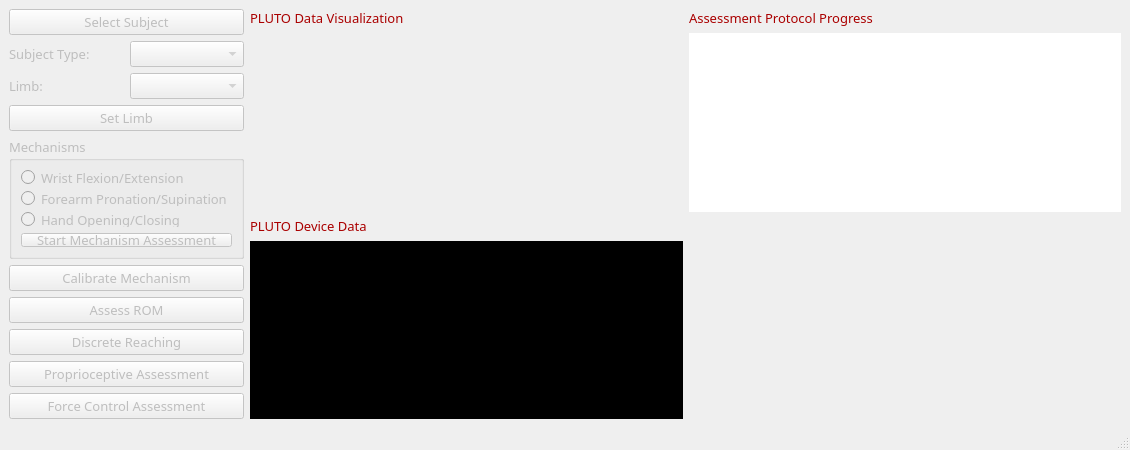
The window that ui/plutofullassessment.ui (siva82kb/pluto-assessment) describes before a commit, drawn with Qt 5.
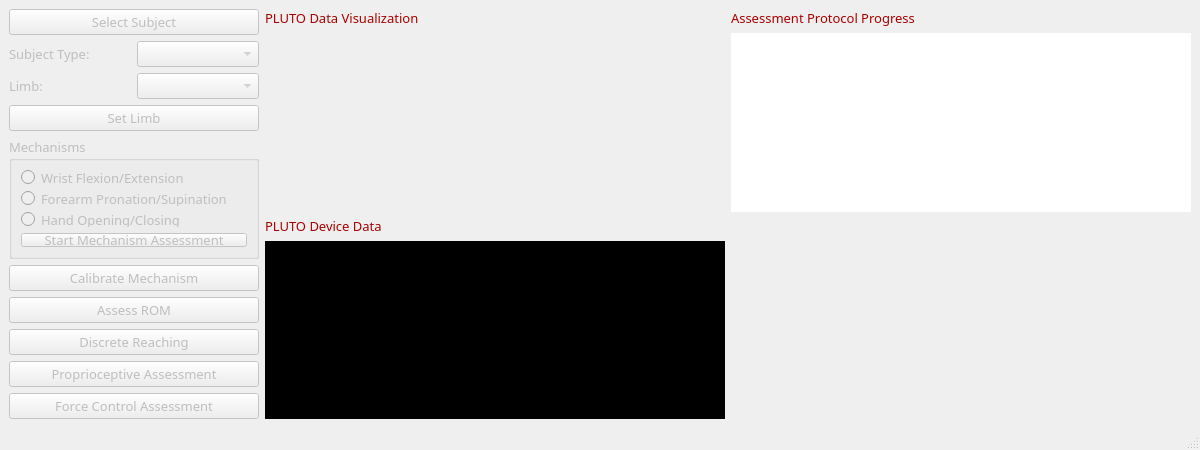
The same window after the commit.

Commit message: The main assessment window does not allow me to open the calin window. I am going to simplify the window for now.

```diff
--- a/ui/plutofullassessment.ui
+++ b/ui/plutofullassessment.ui
@@ -6,13 +6,13 @@
    <rect>
     <x>0</x>
     <y>0</y>
-    <width>1130</width>
+    <width>1200</width>
     <height>450</height>
    </rect>
   </property>
   <property name="minimumSize">
    <size>
-    <width>1130</width>
+    <width>1200</width>
     <height>450</height>
    </size>
   </property>
@@ -145,7 +145,7 @@
           </property>
           <property name="minimumSize">
            <size>
-            <width>0</width>
+            <width>250</width>
             <height>70</height>
            </size>
           </property>
```
The commit also changes 7 other files.
